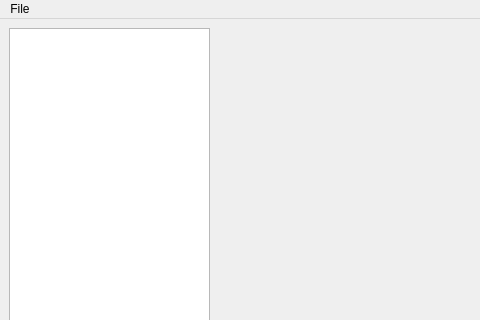
ROOTPWA-Maintainers/ROOTPWA, file plotgui/Qt-DesignerFiles/GuiPwaMain.ui: the form before one commit; both pictures show x 0 to 480 and y 0 to 320 of the 800 by 555 pixel window.
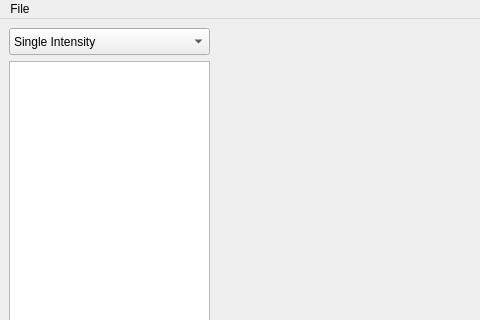
The form after the commit. Custom widgets are drawn as their Qt base class.

Commit message:
Implemented multiple select, phase shift and coherent sum in gui
Added a combo box selection between single intensity, phase shift and coherent
sum, implemented them and allowed multiple selection in the wave selection

```diff
--- a/plotgui/Qt-DesignerFiles/GuiPwaMain.ui
+++ b/plotgui/Qt-DesignerFiles/GuiPwaMain.ui
@@ -19,6 +19,39 @@
   <widget class="QWidget" name="centralwidget">
    <layout class="QHBoxLayout" name="horizontalLayout">
     <item>
+     <layout class="QVBoxLayout" name="verticalLayout">
+      <item>
+       <widget class="QComboBox" name="_PlotMode">
+        <property name="minimumSize">
+         <size>
+          <width>201</width>
+          <height>27</height>
+         </size>
+        </property>
+        <property name="maximumSize">
+         <size>
+          <width>201</width>
+          <height>27</height>
+         </size>
+        </property>
+        <item>
+         <property name="text">
+          <string>Single Intensity</string>
+         </property>
+        </item>
+        <item>
+         <property name="text">
+          <string>Coherent Sum</string>
+         </property>
+        </item>
+        <item>
+         <property name="text">
+          <string>Phase Shift</string>
+         </property>
+        </item>
+       </widget>
+      </item>
+      <item>
      <widget class="QTreeView" name="_WaveTreeView">
       <property name="minimumSize">
        <size>
@@ -34,6 +67,8 @@
       </property>
      </widget>
     </item>
+     </layout>
+    </item>
     <item>
      <widget class="TQtWidget" name="_PlotWidget" native="true">
       <property name="minimumSize">
```
Left out of the diff: 1 changed line with no effect on the pictures. Lines whose indentation alone changed are shown as unchanged. The commit also changes 6 other files.
